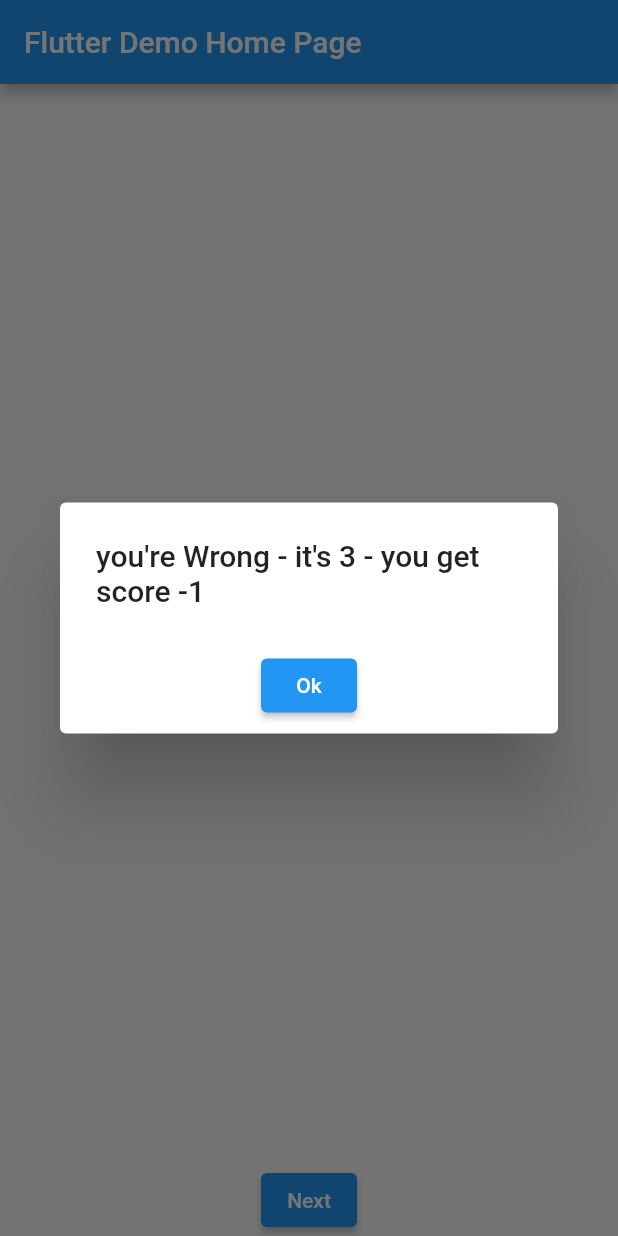
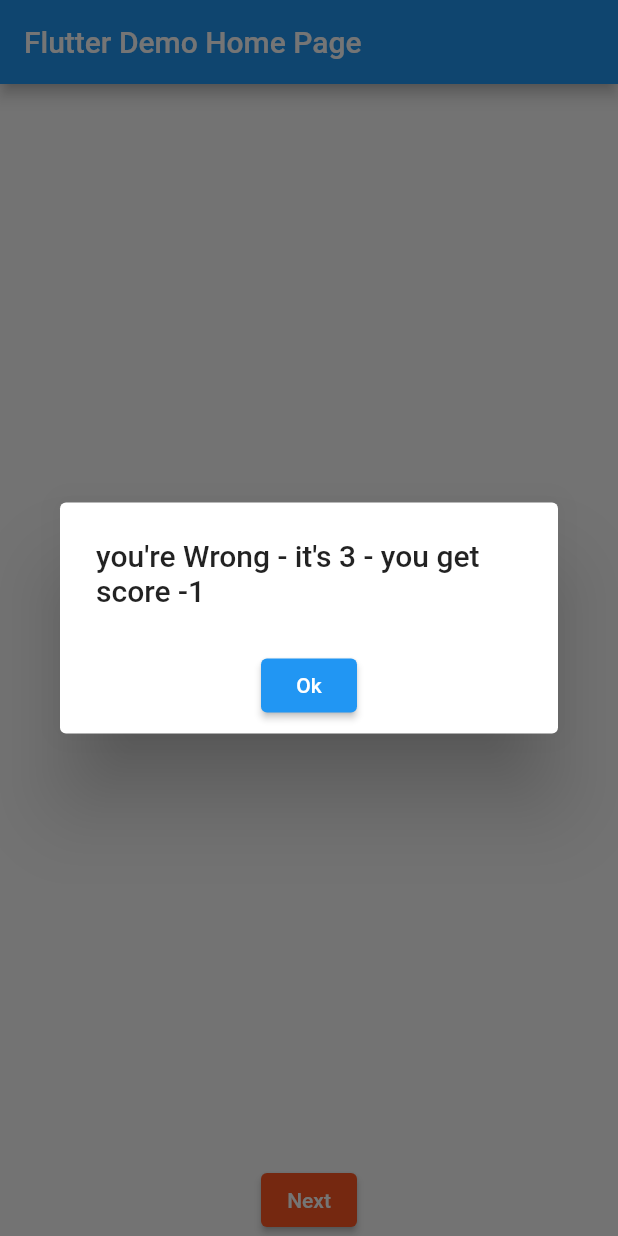
Before and after one commit to ridho-pratama-putra/flutter_app, a Flutter app: the screen it shows after launch, after a tap on "Correct", on a phone screen of 412 x 824 dp. Run offline on Flutter 3.47's test engine with Material 2 defaults, Android fonts, the phone set to English and light mode, and no system bars; our stand-ins replace firebase_core, firebase_crashlytics; accounts and stored records are empty; generated files the repository leaves out were written again.

Commit message:
introducing foreground color

```diff
--- a/lib/main.dart
+++ b/lib/main.dart
@@ -141,6 +141,10 @@ class _MyHomePageState extends State<MyHomePage> {
             mainAxisAlignment: MainAxisAlignment.center,
             children: [
               ElevatedButton(
+                style: ButtonStyle(
+                  backgroundColor: MaterialStateProperty.all(Colors.deepOrange),
+                  foregroundColor: MaterialStateProperty.all(Colors.white)
+                ),
                   onPressed: () {
                     setState(() {
                       _questionsIndex += 1;
```
